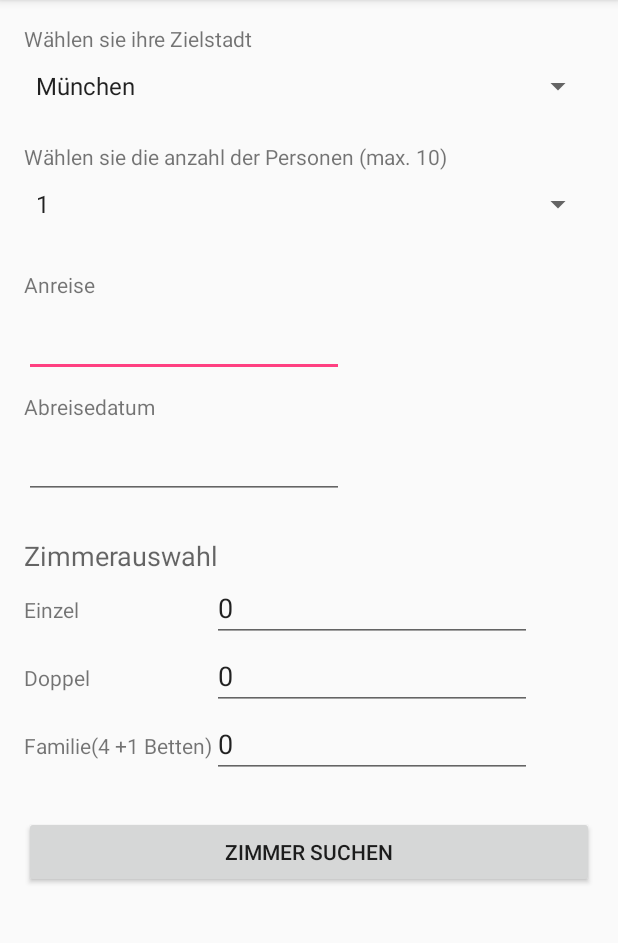
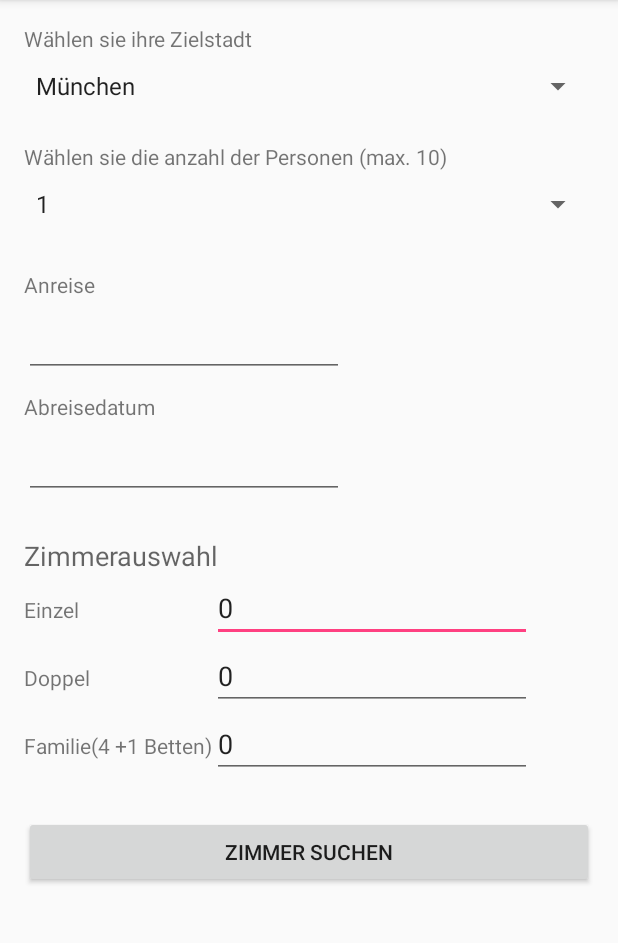
Before and after one commit to Benzolitz/FHDW.Hotel.Android, an Android app: the screen it shows after launch (SearchFormular), on a phone screen of 412 x 824 dp, the part 84-1027 px from its top. Run offline under Robolectric (Android 15) with nearby library versions, the phone set to English and light mode, and no system bars.

```diff
--- /dev/null
+++ b/app/src/main/java/fhdw/hotel/BLL/Async/Hotel/GEt.java
@@ -0,0 +1,37 @@
+package fhdw.hotel.BLL.Async.Hotel;
+
+import android.content.Context;
+import android.os.AsyncTask;
+import android.util.Pair;
+
+import java.io.IOException;
+import java.util.ArrayList;
+
+import fhdw.hotel.BLL.Async.IListener.IAsyncHotelListener;
+import fhdw.hotel.BLL.RestService;
+import fhdw.hotel.DomainModel.Hotel;
+
+public class Get extends AsyncTask<String, Void, Hotel> {
+    private Context context;
+    private IAsyncHotelListener callback;
+
+    public Get(Context p_context, IAsyncHotelListener p_callback) {
+        context = p_context;
+        callback = p_callback;
+    }
+
+    @Override
+    protected Hotel doInBackground(String... params) {
+        try {
+            return RestService.Get(callback.Controller, new ArrayList<Pair<String, String>>());
+        } catch (IOException e) {
+            e.printStackTrace();
+        }
+        return null;
+    }
+
+    @Override
+    protected void onPostExecute(Hotel result) {
+        callback.GetComplete(result);
+    }
+}
--- a/app/src/main/res/layout/activity_search_formular.xml
+++ b/app/src/main/res/layout/activity_search_formular.xml
@@ -1,93 +1,99 @@
 <ScrollView xmlns:android="http://schemas.android.com/apk/res/android"
     android:layout_width="fill_parent"
-    android:layout_height="fill_parent"
-    >
+    android:layout_height="fill_parent">
 
     <RelativeLayout xmlns:android="http://schemas.android.com/apk/res/android"
-        xmlns:tools="http://schemas.android.com/tools" android:layout_width="match_parent"
-        android:layout_height="match_parent" android:paddingLeft="@dimen/activity_horizontal_margin"
+        xmlns:tools="http://schemas.android.com/tools"
+        android:layout_width="match_parent"
+        android:layout_height="match_parent"
+        android:paddingBottom="@dimen/activity_vertical_margin"
+        android:paddingLeft="@dimen/activity_horizontal_margin"
         android:paddingRight="@dimen/activity_horizontal_margin"
         android:paddingTop="@dimen/activity_vertical_margin"
-        android:paddingBottom="@dimen/activity_vertical_margin"
         tools:context="fhdw.hotel.Activity.SearchFormular">
 
 
         <LinearLayout
-            android:orientation="vertical"
+            android:id="@+id/linearLayout"
             android:layout_width="match_parent"
             android:layout_height="match_parent"
-            android:weightSum="1"
             android:layout_alignParentStart="true"
-            android:id="@+id/linearLayout">
+            android:orientation="vertical"
+            android:weightSum="1">
 
             <TextView
+                android:id="@+id/lblSelectDestinationCity"
                 android:layout_width="wrap_content"
                 android:layout_height="wrap_content"
-                android:textAppearance="?android:attr/textAppearanceSmall"
                 android:text="Wählen sie ihre Zielstadt"
-                android:id="@+id/lblSelectDestinationCity" />
+                android:textAppearance="?android:attr/textAppearanceSmall" />
 
             <Spinner
+                android:id="@+id/spnCity"
                 android:layout_width="match_parent"
                 android:layout_height="wrap_content"
-                android:id="@+id/spnCity"
+                android:layout_marginBottom="25dp"
+                android:layout_marginTop="10dp"
                 android:entries="@array/stadt_anzeige"
                 android:entryValues="@array/stadt_werte"
-                android:layout_marginTop="10dp"
-                android:layout_marginBottom="25dp" />
+                android:focusable="true">
+
+                <requestFocus />
+            </Spinner>
 
             <TextView
+                android:id="@+id/lblSelectPersonCount"
                 android:layout_width="wrap_content"
                 android:layout_height="wrap_content"
-                android:textAppearance="?android:attr/textAppearanceSmall"
                 android:text="Wählen sie die anzahl der Personen (max. 10)"
-                android:id="@+id/lblSelectPersonCount" />
+                android:textAppearance="?android:attr/textAppearanceSmall" />
 
             <Spinner
+                android:id="@+id/spnPersonCount"
                 android:layout_width="match_parent"
                 android:layout_height="wrap_content"
-                android:id="@+id/spnPersonCount"
+                android:layout_marginBottom="25dp"
+                android:layout_marginTop="10dp"
                 android:entries="@array/anz_personen"
-                android:entryValues="@array/anz_personen"
-                android:layout_marginTop="10dp"
-                android:layout_marginBottom="25dp" />
+                android:entryValues="@array/anz_personen" />
 
 
             <TextView
+                android:id="@+id/lblArrivalDate"
                 android:layout_width="215dp"
                 android:layout_height="wrap_content"
-                android:text="@string/startDate"
-                android:id="@+id/lblArrivalDate"
+                android:layout_marginTop="10px"
                 android:labelFor="@+id/txtArrivalDate"
-                android:layout_marginTop="10px" />
-
+                android:text="@string/startDate" />
 
 
             <EditText
+                android:id="@+id/txtArrivalDate"
                 android:layout_width="wrap_content"
                 android:layout_height="wrap_content"
+                android:layout_marginTop="10px"
+                android:ems="10"
+                android:focusable="false"
                 android:inputType="date"
-                android:ems="10"
-                android:id="@+id/txtArrivalDate"
-                android:layout_marginTop="10px"
                 android:onClick="getArrivalDate" />
 
             <TextView
+                android:id="@+id/lblDepartureDate"
                 android:layout_width="218dp"
                 android:layout_height="wrap_content"
-                android:text="@string/endDate"
-                android:id="@+id/lblDepartureDate"
+                android:layout_marginTop="10dp"
                 android:labelFor="@+id/txtDepartureDate"
-                android:layout_marginTop="10dp" />
+                android:text="@string/endDate" />
 
             <EditText
+                android:id="@+id/txtDepartureDate"
                 android:layout_width="wrap_content"
                 android:layout_height="wrap_content"
+                android:layout_marginBottom="25dp"
+                android:layout_marginTop="10px"
+                android:ems="10"
+                android:focusable="false"
                 android:inputType="date"
-                android:ems="10"
-                android:id="@+id/txtDepartureDate"
-                android:layout_marginTop="10px"
-                android:layout_marginBottom="25dp"
                 android:onClick="getDepartureDate" />
 
             <TableLayout
@@ -95,31 +101,31 @@
                 android:layout_height="wrap_content">
 
                 <TextView
+                    android:id="@+id/lblRoomSelection"
                     android:layout_width="wrap_content"
                     android:layout_height="wrap_content"
-                    android:textAppearance="?android:attr/textAppearanceMedium"
                     android:text="@string/zimmerauswahl"
-                    android:id="@+id/lblRoomSelection" />
+                    android:textAppearance="?android:attr/textAppearanceMedium" />
 
                 <TableRow
                     android:layout_width="match_parent"
                     android:layout_height="match_parent">
 
                     <TextView
+                        android:id="@+id/lblSingleRoomSelection"
                         android:layout_width="67dp"
                         android:layout_height="wrap_content"
-                        android:textAppearance="?android:attr/textAppearanceSmall"
+                        android:labelFor="@+id/txtSingleRoomCount"
                         android:text="@string/einzelzimmer"
-                        android:id="@+id/lblSingleRoomSelection"
-                        android:labelFor="@+id/txtSingleRoomCount" />
+                        android:textAppearance="?android:attr/textAppearanceSmall" />
 
                     <EditText
+                        android:id="@+id/txtSingleRoomCount"
                         android:layout_width="wrap_content"
                         android:layout_height="wrap_content"
+                        android:layout_column="4"
+                        android:ems="10"
                         android:inputType="number"
-                        android:ems="10"
-                        android:id="@+id/txtSingleRoomCount"
-                        android:layout_column="4"
                         android:text="0"/>
                 </TableRow>
 
@@ -128,20 +134,20 @@
                     android:layout_height="match_parent">
 
                     <TextView
+                        android:id="@+id/lblDoubleRoomSelection"
                         android:layout_width="wrap_content"
                         android:layout_height="wrap_content"
-                        android:textAppearance="?android:attr/textAppearanceSmall"
+                        android:labelFor="@+id/txtDoubleRoomCount"
                         android:text="@string/doppelzimmer"
-                        android:id="@+id/lblDoubleRoomSelection"
-                        android:labelFor="@+id/txtDoubleRoomCount"/>
+                        android:textAppearance="?android:attr/textAppearanceSmall" />
 
                     <EditText
+                        android:id="@+id/txtDoubleRoomCount"
                         android:layout_width="wrap_content"
                         android:layout_height="wrap_content"
+                        android:layout_column="4"
+                        android:ems="10"
                         android:inputType="number"
-                        android:ems="10"
-                        android:id="@+id/txtDoubleRoomCount"
-                        android:layout_column="4"
                         android:text="0"/>
 
                 </TableRow>
@@ -151,34 +157,34 @@
                     android:layout_height="match_parent">
 
                     <TextView
+                        android:id="@+id/lblFamilyRoomSelection"
                         android:layout_width="wrap_content"
                         android:layout_height="wrap_content"
-                        android:textAppearance="?android:attr/textAppearanceSmall"
+                        android:labelFor="@+id/txtFamilyRoomCount"
                         android:text="@string/familienzimmer"
-                        android:labelFor="@+id/txtFamilyRoomCount"
-                        android:id="@+id/lblFamilyRoomSelection" />
+                        android:textAppearance="?android:attr/textAppearanceSmall" />
 
                     <EditText
+                        android:id="@+id/txtFamilyRoomCount"
                         android:layout_width="wrap_content"
                         android:layout_height="wrap_content"
+                        android:layout_column="4"
+                        android:ems="10"
                         android:inputType="number"
-                        android:ems="10"
-                        android:id="@+id/txtFamilyRoomCount"
-                        android:layout_column="4"
                         android:text="0"/>
                 </TableRow>
             </TableLayout>
         </LinearLayout>
 
         <Button
+            android:id="@+id/search"
             android:layout_width="match_parent"
             android:layout_height="wrap_content"
-            android:text="@string/txt_suchen"
-            android:id="@+id/search"
+            android:layout_alignParentStart="true"
             android:layout_below="@+id/linearLayout"
-            android:layout_alignParentStart="true"
             android:layout_marginTop="25dp"
-            android:onClick="SearchRoomOnClick"/>
+            android:onClick="SearchRoomOnClick"
+            android:text="@string/txt_suchen" />
     </RelativeLayout>
 
 </ScrollView>
```
